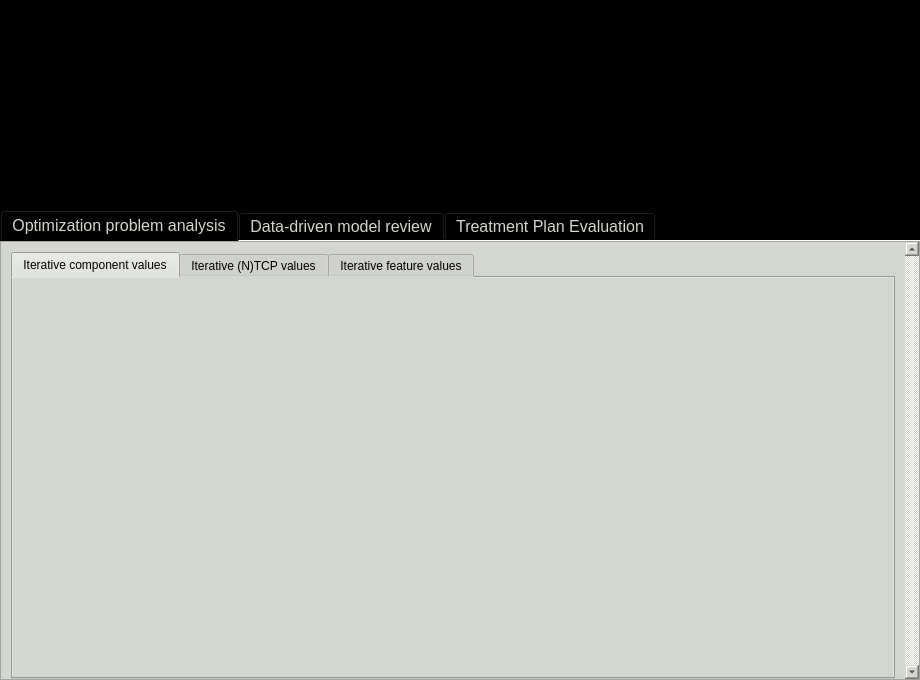
Above: pyanno4rt/gui/designs/visualization_window.ui from pyanno4rt/pyanno4rt before the change. Below: the same form after it.
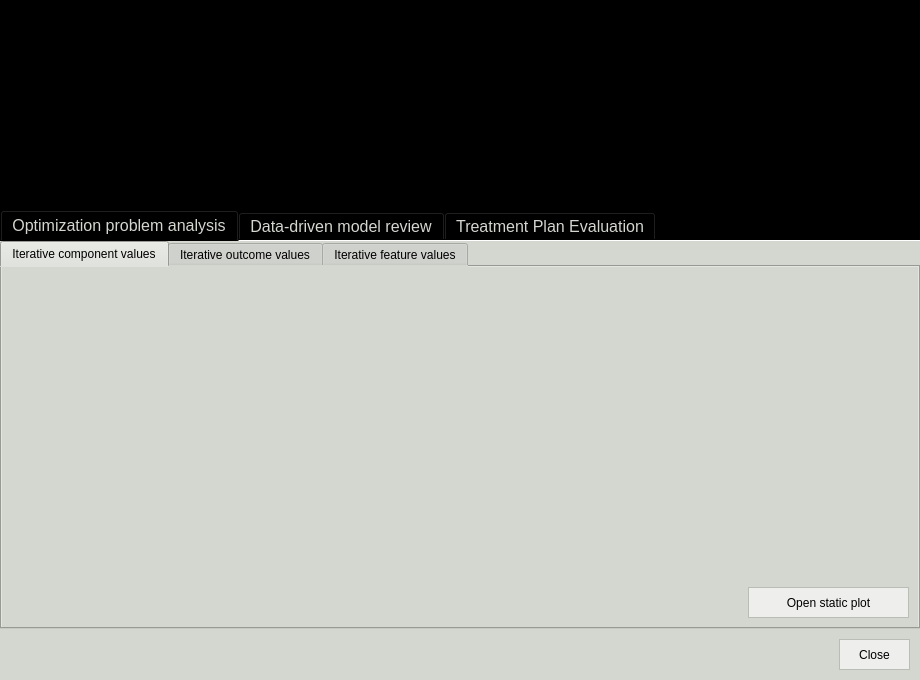
That is the form after the change. Icons and pictures are not drawn.

Commit message: Added empty visualization window to GUI

What changed in the file:
```diff
--- a/pyanno4rt/gui/designs/visualization_window.ui
+++ b/pyanno4rt/gui/designs/visualization_window.ui
@@ -67,8 +67,30 @@
           </property>
          </widget>
         </item>
-        <item row="4" column="0" rowspan="2" colspan="3">
+        <item row="0" column="0">
+         <widget class="QWidget" name="meta_settings_left_widget" native="true">
+          <property name="sizePolicy">
+           <sizepolicy hsizetype="Expanding" vsizetype="Preferred">
+            <horstretch>0</horstretch>
+            <verstretch>0</verstretch>
+           </sizepolicy>
+          </property>
+          <property name="minimumSize">
+           <size>
+            <width>333</width>
+            <height>0</height>
+           </size>
+          </property>
+         </widget>
+        </item>
+        <item row="4" column="0" colspan="3">
          <widget class="QTabWidget" name="categories_widget">
+          <property name="minimumSize">
+           <size>
+            <width>916</width>
+            <height>0</height>
+           </size>
+          </property>
           <property name="font">
            <font>
             <pointsize>12</pointsize>
@@ -108,63 +130,309 @@
              <number>0</number>
             </property>
             <item>
-             <widget class="QScrollArea" name="scroll_optimization">
-              <property name="verticalScrollBarPolicy">
-               <enum>Qt::ScrollBarAlwaysOn</enum>
-              </property>
-              <property name="widgetResizable">
-               <bool>true</bool>
-              </property>
-              <widget class="QWidget" name="scroll_optimization_content">
-               <property name="geometry">
-                <rect>
-                 <x>0</x>
-                 <y>0</y>
-                 <width>900</width>
-                 <height>433</height>
-                </rect>
-               </property>
-               <layout class="QVBoxLayout" name="scroll_configuration_meta_layout">
-                <property name="spacing">
+             <layout class="QVBoxLayout" name="tab_problem_layout">
+              <item>
+               <widget class="QTabWidget" name="tab_problem_fields">
+                <property name="currentIndex">
                  <number>0</number>
                 </property>
-                <property name="leftMargin">
-                 <number>10</number>
-                </property>
-                <property name="topMargin">
-                 <number>10</number>
-                </property>
-                <property name="rightMargin">
-                 <number>10</number>
-                </property>
-                <property name="bottomMargin">
-                 <number>0</number>
-                </property>
-                <item>
-                 <widget class="QTabWidget" name="optimization_fields_widget">
-                  <property name="currentIndex">
-                   <number>0</number>
-                  </property>
-                  <widget class="QWidget" name="tab_iterations">
-                   <attribute name="title">
-                    <string>Iterative component values</string>
-                   </attribute>
-                  </widget>
-                  <widget class="QWidget" name="tab_outcome">
-                   <attribute name="title">
-                    <string>Iterative (N)TCP values</string>
-                   </attribute>
-                  </widget>
-                  <widget class="QWidget" name="tab_features">
-                   <attribute name="title">
-                    <string>Iterative feature values</string>
-                   </attribute>
-                  </widget>
-                 </widget>
-                </item>
-               </layout>
-              </widget>
-             </widget>
+                <widget class="QWidget" name="comp_vals_widget">
+                 <attribute name="title">
+                  <string>Iterative component values</string>
+                 </attribute>
+                 <layout class="QVBoxLayout" name="verticalLayout_11">
+                  <item>
+                   <layout class="QVBoxLayout" name="comp_vals_layout">
+                    <item>
+                     <layout class="QHBoxLayout" name="comp_vals_top_layout">
+                      <item>
+                       <widget class="QWidget" name="comp_vals_top_widget" native="true">
+                        <property name="minimumSize">
+                         <size>
+                          <width>0</width>
+                          <height>187</height>
+                         </size>
+                        </property>
+                        <property name="styleSheet">
+                         <string notr="true">border: 1px solid;
+border-color: rgb(211, 215, 207);</string>
+                        </property>
+                        <layout class="QVBoxLayout" name="baseline_meta_layout_5">
+                         <property name="spacing">
+                          <number>0</number>
+                         </property>
+                         <property name="leftMargin">
+                          <number>0</number>
+                         </property>
+                         <property name="topMargin">
+                          <number>0</number>
+                         </property>
+                         <property name="rightMargin">
+                          <number>0</number>
+                         </property>
+                         <property name="bottomMargin">
+                          <number>0</number>
+                         </property>
+                         <item>
+                          <layout class="QVBoxLayout" name="comp_vals_top_widget_layout">
+                           <property name="spacing">
+                            <number>0</number>
+                           </property>
+                          </layout>
+                         </item>
+                        </layout>
+                       </widget>
+                      </item>
+                     </layout>
+                    </item>
+                    <item>
+                     <layout class="QHBoxLayout" name="comp_vals_bottom_layout">
+                      <item>
+                       <spacer name="comp_vals_bottom_hspacer">
+                        <property name="orientation">
+                         <enum>Qt::Horizontal</enum>
+                        </property>
+                        <property name="sizeHint" stdset="0">
+                         <size>
+                          <width>40</width>
+                          <height>20</height>
+                         </size>
+                        </property>
+                       </spacer>
+                      </item>
+                      <item>
+                       <widget class="QPushButton" name="open_comp_vals_pbutton">
+                        <property name="minimumSize">
+                         <size>
+                          <width>161</width>
+                          <height>31</height>
+                         </size>
+                        </property>
+                        <property name="maximumSize">
+                         <size>
+                          <width>161</width>
+                          <height>31</height>
+                         </size>
+                        </property>
+                        <property name="cursor">
+                         <cursorShape>PointingHandCursor</cursorShape>
+                        </property>
+                        <property name="styleSheet">
+                         <string notr="true">color: rgb(0, 0, 0);
+background-color: rgb(238, 238, 236);
+border: 1px solid;
+border-color: rgb(186, 189, 182);</string>
+                        </property>
+                        <property name="text">
+                         <string>Open static plot</string>
+                        </property>
+                       </widget>
+                      </item>
+                     </layout>
+                    </item>
+                   </layout>
+                  </item>
+                 </layout>
+                </widget>
+                <widget class="QWidget" name="outc_vals_widget">
+                 <attribute name="title">
+                  <string>Iterative outcome values</string>
+                 </attribute>
+                 <layout class="QVBoxLayout" name="verticalLayout_12">
+                  <item>
+                   <layout class="QVBoxLayout" name="outc_vals_layout">
+                    <item>
+                     <layout class="QHBoxLayout" name="outc_vals_top_layout">
+                      <item>
+                       <widget class="QWidget" name="outc_vals_top_widget" native="true">
+                        <property name="minimumSize">
+                         <size>
+                          <width>0</width>
+                          <height>187</height>
+                         </size>
+                        </property>
+                        <property name="styleSheet">
+                         <string notr="true">border: 1px solid;
+border-color: rgb(211, 215, 207);</string>
+                        </property>
+                        <layout class="QVBoxLayout" name="dvh_meta_layout_4">
+                         <property name="spacing">
+                          <number>0</number>
+                         </property>
+                         <property name="leftMargin">
+                          <number>0</number>
+                         </property>
+                         <property name="topMargin">
+                          <number>0</number>
+                         </property>
+                         <property name="rightMargin">
+                          <number>0</number>
+                         </property>
+                         <property name="bottomMargin">
+                          <number>0</number>
+                         </property>
+                         <item>
+                          <layout class="QVBoxLayout" name="outc_vals_top_widget_layout">
+                           <property name="spacing">
+                            <number>0</number>
+                           </property>
+                          </layout>
+                         </item>
+                        </layout>
+                       </widget>
+                      </item>
+                     </layout>
+                    </item>
+                    <item>
+                     <layout class="QHBoxLayout" name="outc_vals_bottom_layout">
+                      <item>
+                       <spacer name="outc_vals_bottom_hspacer">
+                        <property name="orientation">
+                         <enum>Qt::Horizontal</enum>
+                        </property>
+                        <property name="sizeHint" stdset="0">
+                         <size>
+                          <width>40</width>
+                          <height>20</height>
+                         </size>
+                        </property>
+                       </spacer>
+                      </item>
+                      <item>
+                       <widget class="QPushButton" name="open_outc_vals_pbutton">
+                        <property name="minimumSize">
+                         <size>
+                          <width>161</width>
+                          <height>31</height>
+                         </size>
+                        </property>
+                        <property name="maximumSize">
+                         <size>
+                          <width>161</width>
+                          <height>31</height>
+                         </size>
+                        </property>
+                        <property name="cursor">
+                         <cursorShape>PointingHandCursor</cursorShape>
+                        </property>
+                        <property name="styleSheet">
+                         <string notr="true">color: rgb(0, 0, 0);
+background-color: rgb(238, 238, 236);
+border: 1px solid;
+border-color: rgb(186, 189, 182);</string>
+                        </property>
+                        <property name="text">
+                         <string>Open static plot</string>
+                        </property>
+                       </widget>
+                      </item>
+                     </layout>
+                    </item>
+                   </layout>
+                  </item>
+                 </layout>
+                </widget>
+                <widget class="QWidget" name="feat_vals_widget">
+                 <attribute name="title">
+                  <string>Iterative feature values</string>
+                 </attribute>
+                 <layout class="QVBoxLayout" name="verticalLayout_13">
+                  <item>
+                   <layout class="QVBoxLayout" name="feat_vals_layout">
+                    <item>
+                     <layout class="QHBoxLayout" name="feat_vals_top_layout">
+                      <item>
+                       <widget class="QWidget" name="feat_vals_top_widget" native="true">
+                        <property name="minimumSize">
+                         <size>
+                          <width>0</width>
+                          <height>187</height>
+                         </size>
+                        </property>
+                        <property name="styleSheet">
+                         <string notr="true">border: 1px solid;
+border-color: rgb(211, 215, 207);</string>
+                        </property>
+                        <layout class="QVBoxLayout" name="baseline_meta_layout_6">
+                         <property name="spacing">
+                          <number>0</number>
+                         </property>
+                         <property name="leftMargin">
+                          <number>0</number>
+                         </property>
+                         <property name="topMargin">
+                          <number>0</number>
+                         </property>
+                         <property name="rightMargin">
+                          <number>0</number>
+                         </property>
+                         <property name="bottomMargin">
+                          <number>0</number>
+                         </property>
+                         <item>
+                          <layout class="QVBoxLayout" name="feat_vals_top_widget_layout">
+                           <property name="spacing">
+                            <number>0</number>
+                           </property>
+                          </layout>
+                         </item>
+                        </layout>
+                       </widget>
+                      </item>
+                     </layout>
+                    </item>
+                    <item>
+                     <layout class="QHBoxLayout" name="feat_vals_bottom_layout">
+                      <item>
+                       <spacer name="feat_vals_bottom_hspacer">
+                        <property name="orientation">
+                         <enum>Qt::Horizontal</enum>
+                        </property>
+                        <property name="sizeHint" stdset="0">
+                         <size>
+                          <width>40</width>
+                          <height>20</height>
+                         </size>
+                        </property>
+                       </spacer>
+                      </item>
+                      <item>
+                       <widget class="QPushButton" name="open_feat_vals_pbutton">
+                        <property name="minimumSize">
+                         <size>
+                          <width>161</width>
+                          <height>31</height>
+                         </size>
+                        </property>
+                        <property name="maximumSize">
+                         <size>
+                          <width>161</width>
+                          <height>31</height>
+                         </size>
+                        </property>
+                        <property name="cursor">
+                         <cursorShape>PointingHandCursor</cursorShape>
+                        </property>
+                        <property name="styleSheet">
+                         <string notr="true">color: rgb(0, 0, 0);
+background-color: rgb(238, 238, 236);
+border: 1px solid;
+border-color: rgb(186, 189, 182);</string>
+                        </property>
+                        <property name="text">
+                         <string>Open static plot</string>
+                        </property>
+                       </widget>
+                      </item>
+                     </layout>
+                    </item>
+                   </layout>
+                  </item>
+                 </layout>
+                </widget>
+               </widget>
+              </item>
+             </layout>
             </item>
            </layout>
           </widget>
@@ -335,16 +603,6 @@
           </widget>
          </widget>
         </item>
-        <item row="0" column="0">
-         <widget class="QWidget" name="meta_settings_left_widget" native="true">
-          <property name="minimumSize">
-           <size>
-            <width>385</width>
-            <height>0</height>
-           </size>
-          </property>
-         </widget>
-        </item>
         <item row="0" column="1">
          <widget class="QWidget" name="logo_widget" native="true">
           <property name="minimumSize">
@@ -396,6 +654,84 @@
         </item>
        </layout>
       </item>
+      <item>
+       <widget class="QWidget" name="bottom_widget" native="true">
+        <property name="styleSheet">
+         <string notr="true">background-color: rgb(211, 215, 207);</string>
+        </property>
+        <layout class="QHBoxLayout" name="horizontalLayout_4">
+         <property name="leftMargin">
+          <number>0</number>
+         </property>
+         <property name="topMargin">
+          <number>0</number>
+         </property>
+         <property name="rightMargin">
+          <number>0</number>
+         </property>
+         <property name="bottomMargin">
+          <number>0</number>
+         </property>
+         <item>
+          <layout class="QHBoxLayout" name="bottom_widget_layout">
+           <property name="leftMargin">
+            <number>10</number>
+           </property>
+           <property name="topMargin">
+            <number>10</number>
+           </property>
+           <property name="rightMargin">
+            <number>10</number>
+           </property>
+           <property name="bottomMargin">
+            <number>10</number>
+           </property>
+           <item>
+            <spacer name="bottom_hspacer">
+             <property name="orientation">
+              <enum>Qt::Horizontal</enum>
+             </property>
+             <property name="sizeHint" stdset="0">
+              <size>
+               <width>40</width>
+               <height>20</height>
+              </size>
+             </property>
+            </spacer>
+           </item>
+           <item>
+            <widget class="QPushButton" name="close_visualizer_pbutton">
+             <property name="minimumSize">
+              <size>
+               <width>71</width>
+               <height>31</height>
+              </size>
+             </property>
+             <property name="maximumSize">
+              <size>
+               <width>71</width>
+               <height>31</height>
+              </size>
+             </property>
+             <property name="cursor">
+              <cursorShape>PointingHandCursor</cursorShape>
+             </property>
+             <property name="styleSheet">
+              <string notr="true">color: rgb(0, 0, 0);
+background-color: rgb(238, 238, 236);
+border: 1px solid;
+border-color: rgb(186, 189, 182);</string>
+             </property>
+             <property name="text">
+              <string>Close</string>
+             </property>
+            </widget>
+           </item>
+          </layout>
+         </item>
+        </layout>
+       </widget>
+      </item>
      </layout>
     </item>
    </layout>
```
Left out of the diff: 629 changed lines with no effect on the pictures. The commit also changes 8 other files.
